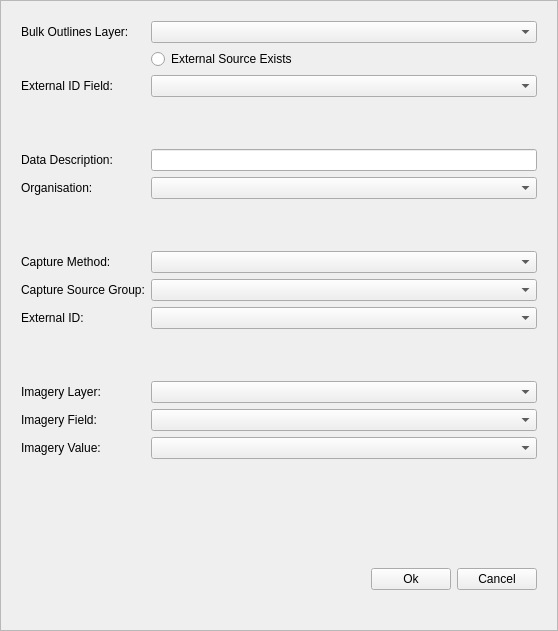
Qt form buildings/gui/bulk_load_outlines.ui (linz/nz-buildings) before a commit.
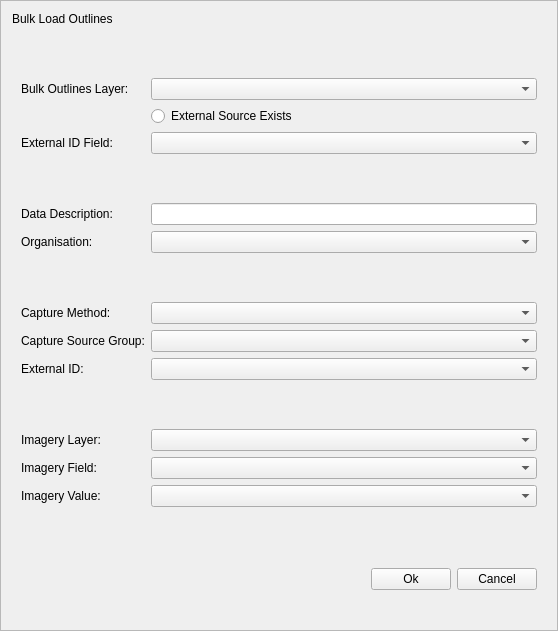
The same form after that commit. Custom widgets are drawn as their Qt base class.

Commit message: Add Titles to UIs

What changed in the file:
```diff
--- a/buildings/gui/bulk_load_outlines.ui
+++ b/buildings/gui/bulk_load_outlines.ui
@@ -20,7 +20,7 @@
    <enum>QFrame::Raised</enum>
   </property>
   <layout class="QFormLayout" name="formLayout_2">
-   <item row="0" column="0" colspan="2">
+   <item row="2" column="0" colspan="2">
     <widget class="QWidget" name="widget" native="true">
      <layout class="QFormLayout" name="formLayout">
       <item row="0" column="0">
@@ -172,7 +172,7 @@
      </layout>
     </widget>
    </item>
-   <item row="2" column="1">
+   <item row="4" column="1">
     <widget class="QWidget" name="widget_2" native="true">
      <layout class="QHBoxLayout" name="horizontalLayout">
       <item>
@@ -217,14 +217,14 @@
      </layout>
     </widget>
    </item>
-   <item row="3" column="0">
+   <item row="5" column="0">
     <widget class="QLabel" name="label_3">
      <property name="text">
       <string/>
      </property>
     </widget>
    </item>
-   <item row="1" column="1">
+   <item row="3" column="1">
     <spacer name="verticalSpacer_4">
      <property name="orientation">
       <enum>Qt::Vertical</enum>
@@ -237,6 +237,26 @@
      </property>
     </spacer>
    </item>
+   <item row="0" column="0">
+    <widget class="QLabel" name="label_2">
+     <property name="text">
+      <string>Bulk Load Outlines</string>
+     </property>
+    </widget>
+   </item>
+   <item row="1" column="0">
+    <spacer name="verticalSpacer_5">
+     <property name="orientation">
+      <enum>Qt::Vertical</enum>
+     </property>
+     <property name="sizeHint" stdset="0">
+      <size>
+       <width>20</width>
+       <height>40</height>
+      </size>
+     </property>
+    </spacer>
+   </item>
   </layout>
   <widget class="QLabel" name="label">
    <property name="geometry">
```
The commit also changes 4 other files.
